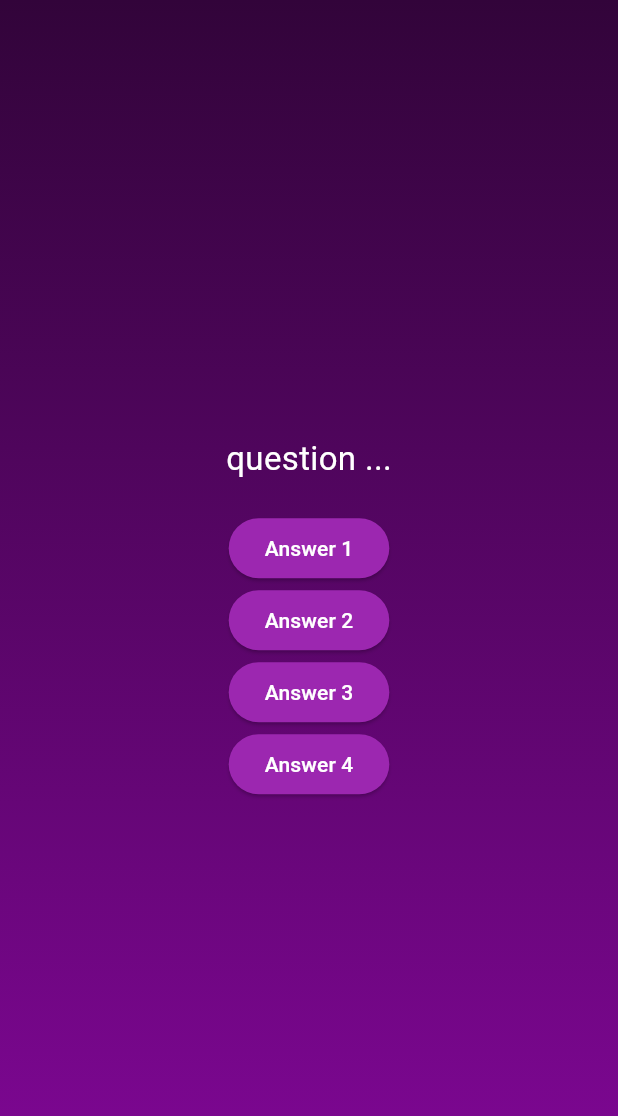
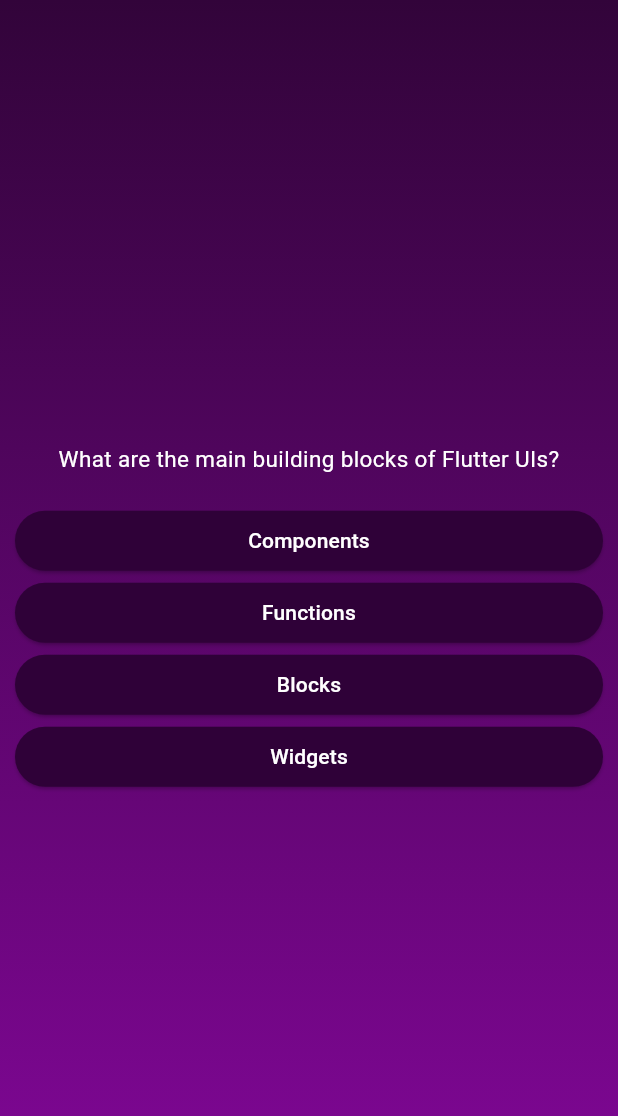
Before and after one commit to Deepty11/Flutter-Lessons, a Flutter app: the screen it shows after launch, after a tap on "Start Quiz!", on a phone screen of 412 x 824 dp. Shown: the top 1116 px of the screen. Run offline on Flutter 3.47's test engine with Material 3 defaults, Android fonts, the phone set to English and light mode, and no system bars.

Commit message:
quiz_app: * Show questions * Shuffle answers per question

```diff
--- a/quiz_app/lib/components/answer_button.dart
+++ b/quiz_app/lib/components/answer_button.dart
@@ -2,15 +2,25 @@ import 'package:flutter/material.dart';
 
 class AnswerButton extends StatelessWidget {
   final String answer;
-  const AnswerButton(this.answer, {super.key});
+  const AnswerButton({super.key, required this.answer, required this.onTap});
+  final void Function() onTap;
 
   @override
   Widget build(BuildContext context) {
     return ElevatedButton(
-      onPressed: () {},
+      onPressed: onTap,
       style: ElevatedButton.styleFrom(
-          backgroundColor: Colors.purple, foregroundColor: Colors.white),
-      child: Text(answer),
+        padding: const EdgeInsets.symmetric(horizontal: 40, vertical: 10),
+        backgroundColor: const Color.fromARGB(255, 47, 1, 56),
+        foregroundColor: Colors.white,
+        shape: RoundedRectangleBorder(
+          borderRadius: BorderRadius.circular(40),
+        ),
+      ),
+      child: Text(
+        answer,
+        textAlign: TextAlign.center,
+      ),
     );
   }
 }
--- a/quiz_app/lib/model/quiz_questions.dart
+++ b/quiz_app/lib/model/quiz_questions.dart
@@ -3,4 +3,12 @@ class QuizModel {
 
   final String text;
   final List<String> answers;
+
+// method to get shuffled list,
+// so that it does not update the main list
+  List<String> getShuffledAnswers() {
+    var shuffledList = List.of(answers);
+    shuffledList.shuffle();
+    return shuffledList;
+  }
 }
--- a/quiz_app/lib/questions_screen.dart
+++ b/quiz_app/lib/questions_screen.dart
@@ -1,5 +1,7 @@
 import 'package:flutter/material.dart';
 import 'package:quiz_app/components/answer_button.dart';
+import 'package:quiz_app/data/questions.dart';
+import 'package:quiz_app/model/quiz_questions.dart';
 
 class QuestionScreen extends StatefulWidget {
   const QuestionScreen({super.key});
@@ -11,25 +13,43 @@ class QuestionScreen extends StatefulWidget {
 }
 
 class _QuestionScreenState extends State<QuestionScreen> {
+  var currentQuestionIndex = 0;
+
+  void answerQuestion() {
+    setState(() {
+      currentQuestionIndex += 1;
+    });
+  }
+
   @override
   Widget build(BuildContext context) {
-    return const SizedBox(
+    final currentQuestion = questions[currentQuestionIndex];
+    return SizedBox(
       // SizeBox is alternate approach of Center widget
       width: double.infinity,
+      child: Container(
+        margin: const EdgeInsets.all(10),
         child: Column(
           mainAxisAlignment: MainAxisAlignment
               .center, // if use SizeBox, need to specify maxAxisAlignment
+          crossAxisAlignment: CrossAxisAlignment.stretch, // horizontal
           children: [
             Text(
-            'question ...',
-            style: TextStyle(color: Colors.white, fontSize: 22),
+              currentQuestion.text,
+              style: const TextStyle(color: Colors.white, fontSize: 15),
+              textAlign: TextAlign.center,
             ),
-          SizedBox(height: 20),
-          AnswerButton('Answer 1'),
-          AnswerButton('Answer 2'),
-          AnswerButton('Answer 3'),
-          AnswerButton('Answer 4'),
+            const SizedBox(height: 20),
+            ...currentQuestion.getShuffledAnswers().map(
+              (answer) {
+                return AnswerButton(
+                  answer: answer,
+                  onTap: answerQuestion,
+                );
+              },
+            )
           ],
+        ),
       ),
     );
   }
```
Lines whose indentation alone changed are shown as unchanged.
